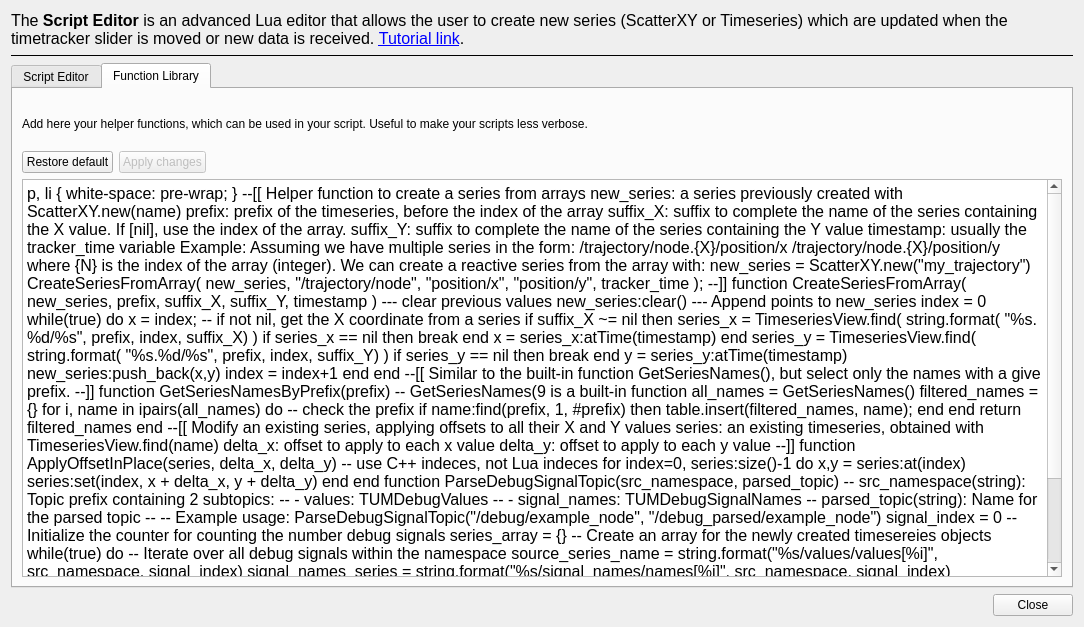
This is plotjuggler_plugins/ToolboxLuaEditor/lua_editor.ui in simonsag96/PlotJuggler as Qt 5 draws it before an edit. The edited form follows.
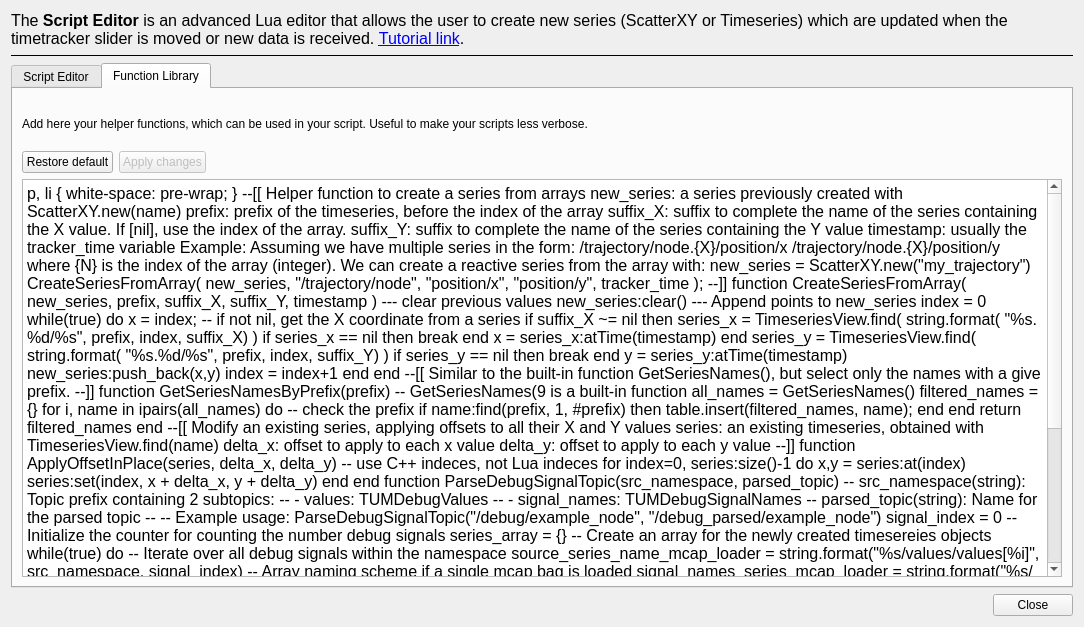
This is the edited form. The open tabs and pages were chosen to show the change. Custom widgets are drawn as their Qt base class.

Commit message: update of lua lib function to allow parsing from ros load

Patch:
```diff
--- a/plotjuggler_plugins/ToolboxLuaEditor/lua_editor.ui
+++ b/plotjuggler_plugins/ToolboxLuaEditor/lua_editor.ui
@@ -394,10 +394,20 @@
 &lt;p style=&quot; margin-top:0px; margin-bottom:0px; margin-left:0px; margin-right:0px; -qt-block-indent:0; text-indent:0px; -qt-user-state:0;&quot;&gt;    signal_index = 0 -- Initialize the counter for counting the number debug signals&lt;/p&gt;
 &lt;p style=&quot; margin-top:0px; margin-bottom:0px; margin-left:0px; margin-right:0px; -qt-block-indent:0; text-indent:0px; -qt-user-state:0;&quot;&gt;    series_array = {} -- Create an array for the newly created timesereies objects&lt;/p&gt;
 &lt;p style=&quot; margin-top:0px; margin-bottom:0px; margin-left:0px; margin-right:0px; -qt-block-indent:0; text-indent:0px; -qt-user-state:0;&quot;&gt;    while(true) do -- Iterate over all debug signals within the namespace&lt;/p&gt;
-&lt;p style=&quot; margin-top:0px; margin-bottom:0px; margin-left:0px; margin-right:0px; -qt-block-indent:0; text-indent:0px; -qt-user-state:0;&quot;&gt;        source_series_name = string.format("%s/values/values[%i]", src_namespace, signal_index)&lt;/p&gt;
-&lt;p style=&quot; margin-top:0px; margin-bottom:0px; margin-left:0px; margin-right:0px; -qt-block-indent:0; text-indent:0px; -qt-user-state:0;&quot;&gt;        signal_names_series = string.format("%s/signal_names/names[%i]", src_namespace, signal_index)&lt;/p&gt;
-&lt;p style=&quot; margin-top:0px; margin-bottom:0px; margin-left:0px; margin-right:0px; -qt-block-indent:0; text-indent:0px; -qt-user-state:0;&quot;&gt;        series_data_source = TimeseriesView.find(source_series_name) -- Check if the values dataseries can be found&lt;/p&gt;
-&lt;p style=&quot; margin-top:0px; margin-bottom:0px; margin-left:0px; margin-right:0px; -qt-block-indent:0; text-indent:0px; -qt-user-state:0;&quot;&gt;        if series_data_source == nil then break end -- Stop parsing if finding the timeseries fails -> End of iteration&lt;/p&gt;
+&lt;p style=&quot; margin-top:0px; margin-bottom:0px; margin-left:0px; margin-right:0px; -qt-block-indent:0; text-indent:0px; -qt-user-state:0;&quot;&gt;        source_series_name_mcap_loader = string.format("%s/values/values[%i]", src_namespace, signal_index) -- Array naming scheme if a single mcap bag is loaded&lt;/p&gt;
+&lt;p style=&quot; margin-top:0px; margin-bottom:0px; margin-left:0px; margin-right:0px; -qt-block-indent:0; text-indent:0px; -qt-user-state:0;&quot;&gt;        signal_names_series_mcap_loader = string.format("%s/signal_names/names[%i]", src_namespace, signal_index) -- Array naming scheme if a single mcap bag is loaded&lt;/p&gt;
+&lt;p style=&quot; margin-top:0px; margin-bottom:0px; margin-left:0px; margin-right:0px; -qt-block-indent:0; text-indent:0px; -qt-user-state:0;&quot;&gt;        source_series_name_ros_loader = string.format("%s/values/values.%i", src_namespace, signal_index) -- Array naming scheme if rosbag is loaded via ros loader (selecting the yml file)&lt;/p&gt;
+&lt;p style=&quot; margin-top:0px; margin-bottom:0px; margin-left:0px; margin-right:0px; -qt-block-indent:0; text-indent:0px; -qt-user-state:0;&quot;&gt;        signal_names_series_ros_loader = string.format("%s/signal_names/names.%i", src_namespace, signal_index) -- Array naming scheme if rosbag is loaded via ros loader (selecting the yml file)&lt;/p&gt;
+&lt;p style=&quot; margin-top:0px; margin-bottom:0px; margin-left:0px; margin-right:0px; -qt-block-indent:0; text-indent:0px; -qt-user-state:0;&quot;&gt;        series_data_source = TimeseriesView.find(source_series_name_mcap_loader) -- First check if the mcap scheme named series exists&lt;/p&gt;
+&lt;p style=&quot; margin-top:0px; margin-bottom:0px; margin-left:0px; margin-right:0px; -qt-block-indent:0; text-indent:0px; -qt-user-state:0;&quot;&gt;        if series_data_source == nil then -- If it doesn't exist&lt;/p&gt;
+&lt;p style=&quot; margin-top:0px; margin-bottom:0px; margin-left:0px; margin-right:0px; -qt-block-indent:0; text-indent:0px; -qt-user-state:0;&quot;&gt;            series_data_source = TimeseriesView.find(source_series_name_ros_loader) -- Lookup the ros scheme if this exists&lt;/p&gt;
+&lt;p style=&quot; margin-top:0px; margin-bottom:0px; margin-left:0px; margin-right:0px; -qt-block-indent:0; text-indent:0px; -qt-user-state:0;&quot;&gt;            if series_data_source == nil then break end -- If this also doesn't exist -> End of iteration -> Break the loop&lt;/p&gt;
+&lt;p style=&quot; margin-top:0px; margin-bottom:0px; margin-left:0px; margin-right:0px; -qt-block-indent:0; text-indent:0px; -qt-user-state:0;&quot;&gt;            source_series_name = source_series_name_ros_loader -- If it exists -> Select the ros scheme name as source signal&lt;/p&gt;
+&lt;p style=&quot; margin-top:0px; margin-bottom:0px; margin-left:0px; margin-right:0px; -qt-block-indent:0; text-indent:0px; -qt-user-state:0;&quot;&gt;            signal_names_series = signal_names_series_ros_loader&lt;/p&gt;
+&lt;p style=&quot; margin-top:0px; margin-bottom:0px; margin-left:0px; margin-right:0px; -qt-block-indent:0; text-indent:0px; -qt-user-state:0;&quot;&gt;        else &lt;/p&gt;
+&lt;p style=&quot; margin-top:0px; margin-bottom:0px; margin-left:0px; margin-right:0px; -qt-block-indent:0; text-indent:0px; -qt-user-state:0;&quot;&gt;            source_series_name = source_series_name_mcap_loader -- Macp scheme series was found -> Select the correct source series name&lt;/p&gt;
+&lt;p style=&quot; margin-top:0px; margin-bottom:0px; margin-left:0px; margin-right:0px; -qt-block-indent:0; text-indent:0px; -qt-user-state:0;&quot;&gt;            signal_names_series = signal_names_series_mcap_loader&lt;/p&gt;
+&lt;p style=&quot; margin-top:0px; margin-bottom:0px; margin-left:0px; margin-right:0px; -qt-block-indent:0; text-indent:0px; -qt-user-state:0;&quot;&gt;        end -- Stop parsing if finding the timeseries fails -> End of iteration&lt;/p&gt;
 &lt;p style=&quot; margin-top:0px; margin-bottom:0px; margin-left:0px; margin-right:0px; -qt-block-indent:0; text-indent:0px; -qt-user-state:0;&quot;&gt;        -- If values can be found&lt;/p&gt;
 &lt;p style=&quot; margin-top:0px; margin-bottom:0px; margin-left:0px; margin-right:0px; -qt-block-indent:0; text-indent:0px; -qt-user-state:0;&quot;&gt;        signal_name = GetStringSeriesValueAtIndex(signal_names_series, 0) -- Use the first found message to lookop the name of the debug signal based on the array index&lt;/p&gt;
 &lt;p style=&quot; margin-top:0px; margin-bottom:0px; margin-left:0px; margin-right:0px; -qt-block-indent:0; text-indent:0px; -qt-user-state:0;&quot;&gt;        new_series_name = string.format("%s/%s",parsed_topic,signal_name) -- Create the parsed signal topic name based on the lookup&lt;/p&gt;
```
